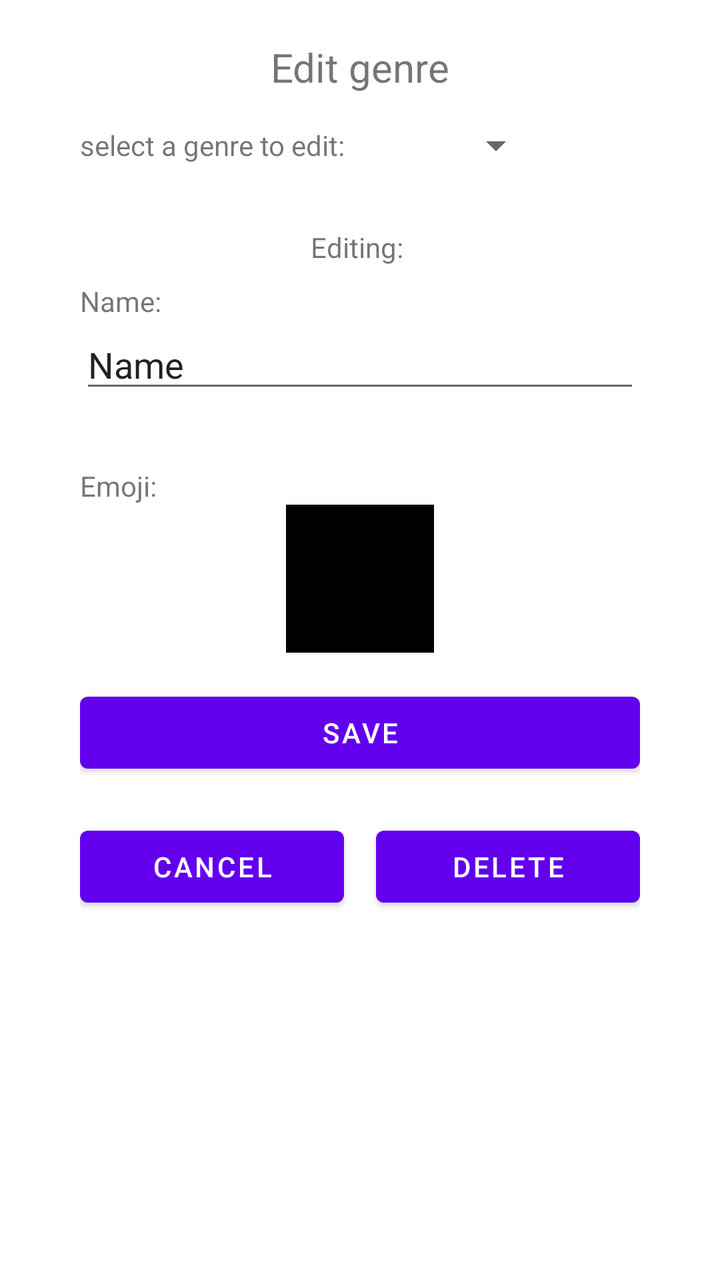
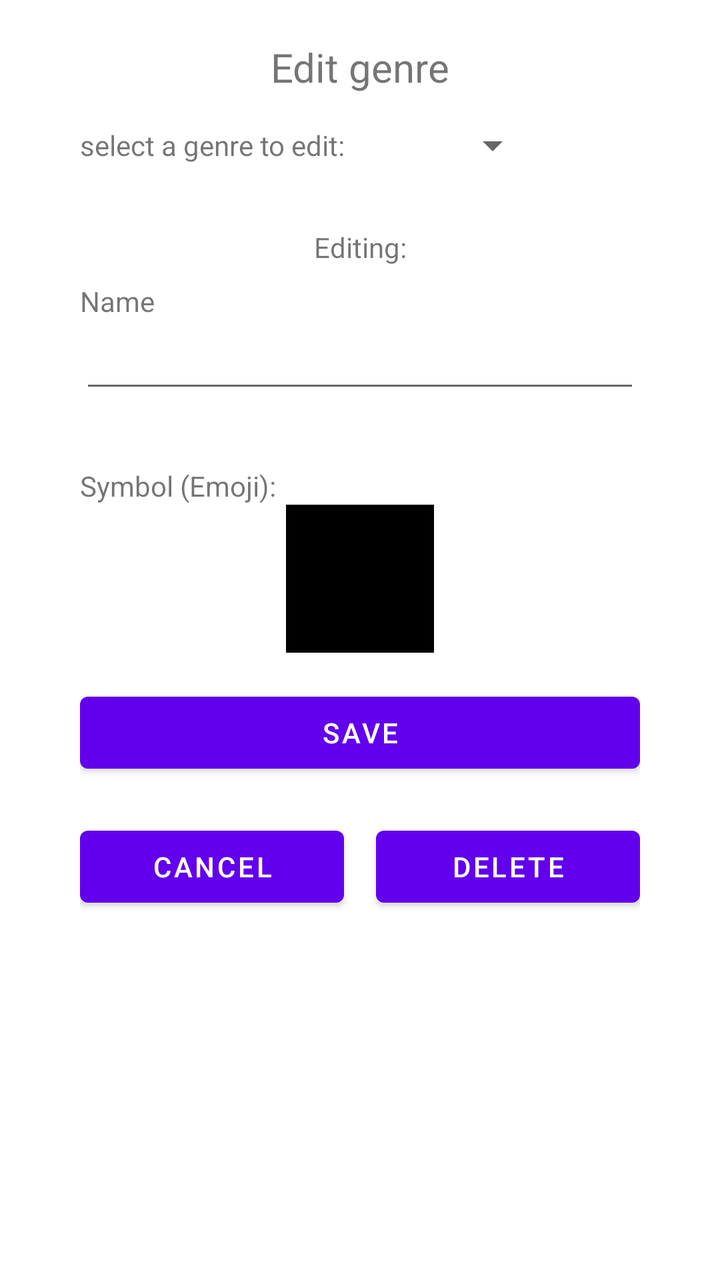

Two renders of the same Android screen: before a commit and after it. Below are the layout's source before the change and the commit's diff.
<!-- AndroidManifest.xml: application theme Theme.KirjaSovellus -->
<!-- res/layout/fragment_edit_genre.xml -->
<?xml version="1.0" encoding="utf-8"?>
<ScrollView xmlns:android="http://schemas.android.com/apk/res/android"
    xmlns:app="http://schemas.android.com/apk/res-auto"
    xmlns:tools="http://schemas.android.com/tools"
    android:layout_width="match_parent"
    android:layout_height="match_parent">

    <androidx.constraintlayout.widget.ConstraintLayout
        android:layout_width="match_parent"
        android:layout_height="wrap_content"
        android:paddingHorizontal="40dp"
        android:paddingVertical="20dp"
        tools:context=".tabBooks.EditGenreFragment">

        <TextView
            android:id="@+id/textView7"
            android:layout_width="wrap_content"
            android:layout_height="wrap_content"
            android:text="Edit genre"
            android:textSize="20sp"
            app:layout_constraintEnd_toEndOf="parent"
            app:layout_constraintStart_toStartOf="parent"
            app:layout_constraintTop_toTopOf="parent" />

        <TextView
            android:id="@+id/textView8"
            android:layout_width="0dp"
            android:layout_height="wrap_content"
            android:layout_marginTop="16dp"
            android:text="select a genre to edit: "
            app:layout_constraintStart_toStartOf="parent"
            app:layout_constraintTop_toBottomOf="@+id/textView7" />

        <Spinner
            android:id="@+id/genreSelect"
            android:layout_width="wrap_content"
            android:layout_height="wrap_content"
            app:layout_constraintBottom_toBottomOf="@+id/textView8"
            app:layout_constraintEnd_toEndOf="parent"
            app:layout_constraintStart_toEndOf="@+id/textView8"
            app:layout_constraintTop_toTopOf="@+id/textView8" />

        <TextView
            android:id="@+id/textView9"
            android:layout_width="wrap_content"
            android:layout_height="wrap_content"
            android:layout_marginTop="8dp"
            android:text="Name: "
            app:layout_constraintStart_toStartOf="@+id/textView8"
            app:layout_constraintTop_toBottomOf="@+id/textView10" />

        <TextView
            android:id="@+id/textView10"
            android:layout_width="wrap_content"
            android:layout_height="wrap_content"
            android:layout_marginTop="32dp"
            android:text="Editing: "
            app:layout_constraintEnd_toEndOf="parent"
            app:layout_constraintStart_toStartOf="parent"
            app:layout_constraintTop_toBottomOf="@+id/textView8" />

        <EditText
            android:id="@+id/etGenreNameEdit"
            android:layout_width="0dp"
            android:layout_height="wrap_content"
            android:ems="10"
            android:inputType="textPersonName"
            android:text="Name"
            app:layout_constraintEnd_toEndOf="parent"
            app:layout_constraintStart_toStartOf="@+id/textView9"
            app:layout_constraintTop_toBottomOf="@+id/textView9" />

        <TextView
            android:id="@+id/textView11"
            android:layout_width="wrap_content"
            android:layout_height="wrap_content"
            android:layout_marginTop="32dp"
            android:text="Emoji:"
            app:layout_constraintStart_toStartOf="@+id/textView9"
            app:layout_constraintTop_toBottomOf="@+id/etGenreNameEdit" />

        <EditText
            android:id="@+id/etEmojiEdit"
            android:layout_width="74dp"
            android:layout_height="74dp"
            android:background="#000000"
            android:cursorVisible="false"
            android:ems="10"
            android:fontFamily="monospace"
            android:inputType="textPersonName"
            android:textAlignment="center"
            android:textSize="60sp"
            android:textStyle="bold"
            app:layout_constraintEnd_toEndOf="parent"
            app:layout_constraintStart_toStartOf="@+id/textView11"
            app:layout_constraintTop_toBottomOf="@+id/textView11" />

        <Button
            android:id="@+id/btnSaveGenreEdit"
            android:layout_width="0dp"
            android:layout_height="wrap_content"
            android:layout_marginTop="16dp"
            android:text="Save"
            app:layout_constraintEnd_toEndOf="parent"
            app:layout_constraintStart_toStartOf="parent"
            app:layout_constraintTop_toBottomOf="@+id/etEmojiEdit" />

        <TextView
            android:id="@+id/tvErrorMsgEdit"
            android:layout_width="wrap_content"
            android:layout_height="wrap_content"
            android:textColor="#FF0000"
            app:layout_constraintEnd_toEndOf="@+id/btnSaveGenreEdit"
            app:layout_constraintStart_toStartOf="@+id/btnSaveGenreEdit"
            app:layout_constraintTop_toBottomOf="@+id/btnSaveGenreEdit" />

        <Button
            android:id="@+id/btnCancel"
            android:layout_width="0dp"
            android:layout_height="wrap_content"
            android:text="Cancel"
            app:layout_constraintEnd_toStartOf="@+id/btnDeleteGenre"
            app:layout_constraintHorizontal_bias="0.5"
            app:layout_constraintStart_toStartOf="parent"
            app:layout_constraintTop_toBottomOf="@+id/tvErrorMsgEdit" />

        <Button
            android:id="@+id/btnDeleteGenre"
            android:layout_width="0dp"
            android:layout_height="wrap_content"
            android:layout_marginStart="16dp"
            android:text="delete"
            app:layout_constraintEnd_toEndOf="parent"
            app:layout_constraintHorizontal_bias="0.5"
            app:layout_constraintStart_toEndOf="@+id/btnCancel"
            app:layout_constraintTop_toTopOf="@+id/btnCancel" />

    </androidx.constraintlayout.widget.ConstraintLayout>
</ScrollView>
<!-- resources referenced by this layout -->
<resources>
  <style name="Theme.KirjaSovellus" parent="Theme.MaterialComponents.DayNight.DarkActionBar">
          
          <item name="colorPrimary">@color/purple_500</item>
          <item name="colorPrimaryVariant">@color/purple_700</item>
          <item name="colorOnPrimary">@color/white</item>
          
          <item name="colorSecondary">@color/teal_200</item>
          <item name="colorSecondaryVariant">@color/teal_700</item>
          <item name="colorOnSecondary">@color/black</item>
          
          <item name="android:statusBarColor" tools:targetApi="l">?attr/colorPrimaryVariant</item>
          
          <item name="windowNoTitle">true</item>
          <item name="windowActionBar">false</item>
      </style>
  <color name="purple_500">#FF6200EE</color>
  <color name="purple_700">#FF3700B3</color>
  <color name="white">#FFFFFFFF</color>
  <color name="teal_200">#FF03DAC5</color>
  <color name="teal_700">#FF018786</color>
  <color name="black">#FF000000</color>
</resources>

<!-- the commit's change to res/layout/fragment_edit_genre.xml (unified diff, before → after) -->
@@ -16,7 +16,7 @@
             android:id="@+id/textView7"
             android:layout_width="wrap_content"
             android:layout_height="wrap_content"
-            android:text="Edit genre"
+            android:text="@string/edit_genre_header"
             android:textSize="20sp"
             app:layout_constraintEnd_toEndOf="parent"
             app:layout_constraintStart_toStartOf="parent"
@@ -27,7 +27,7 @@
             android:layout_width="0dp"
             android:layout_height="wrap_content"
             android:layout_marginTop="16dp"
-            android:text="select a genre to edit: "
+            android:text="@string/edit_genre_select_a_genre"
             app:layout_constraintStart_toStartOf="parent"
             app:layout_constraintTop_toBottomOf="@+id/textView7" />
 
@@ -45,7 +45,7 @@
             android:layout_width="wrap_content"
             android:layout_height="wrap_content"
             android:layout_marginTop="8dp"
-            android:text="Name: "
+            android:text="@string/edit_genre_name"
             app:layout_constraintStart_toStartOf="@+id/textView8"
             app:layout_constraintTop_toBottomOf="@+id/textView10" />
 
@@ -54,7 +54,7 @@
             android:layout_width="wrap_content"
             android:layout_height="wrap_content"
             android:layout_marginTop="32dp"
-            android:text="Editing: "
+            android:text="@string/edit_genre_editing"
             app:layout_constraintEnd_toEndOf="parent"
             app:layout_constraintStart_toStartOf="parent"
             app:layout_constraintTop_toBottomOf="@+id/textView8" />
@@ -65,7 +65,6 @@
             android:layout_height="wrap_content"
             android:ems="10"
             android:inputType="textPersonName"
-            android:text="Name"
             app:layout_constraintEnd_toEndOf="parent"
             app:layout_constraintStart_toStartOf="@+id/textView9"
             app:layout_constraintTop_toBottomOf="@+id/textView9" />
@@ -75,7 +74,7 @@
             android:layout_width="wrap_content"
             android:layout_height="wrap_content"
             android:layout_marginTop="32dp"
-            android:text="Emoji:"
+            android:text="@string/edit_genre_symbol"
             app:layout_constraintStart_toStartOf="@+id/textView9"
             app:layout_constraintTop_toBottomOf="@+id/etGenreNameEdit" />
 
@@ -100,7 +99,7 @@
             android:layout_width="0dp"
             android:layout_height="wrap_content"
             android:layout_marginTop="16dp"
-            android:text="Save"
+            android:text="@string/save"
             app:layout_constraintEnd_toEndOf="parent"
             app:layout_constraintStart_toStartOf="parent"
             app:layout_constraintTop_toBottomOf="@+id/etEmojiEdit" />
@@ -118,7 +117,7 @@
             android:id="@+id/btnCancel"
             android:layout_width="0dp"
             android:layout_height="wrap_content"
-            android:text="Cancel"
+            android:text="@string/cancel"
             app:layout_constraintEnd_toStartOf="@+id/btnDeleteGenre"
             app:layout_constraintHorizontal_bias="0.5"
             app:layout_constraintStart_toStartOf="parent"
@@ -129,7 +128,7 @@
             android:layout_width="0dp"
             android:layout_height="wrap_content"
             android:layout_marginStart="16dp"
-            android:text="delete"
+            android:text="@string/delete"
             app:layout_constraintEnd_toEndOf="parent"
             app:layout_constraintHorizontal_bias="0.5"
             app:layout_constraintStart_toEndOf="@+id/btnCancel"
<!-- resource entries referenced after the edit -->
@@ -1,5 +1,17 @@
 <!-- resources referenced by this layout -->
 <resources>
+  <string name="cancel">Cancel</string>
+  
+      //Data
+  <string name="delete">Delete</string>
+  <string name="edit_genre_editing">Editing:</string>
+  <string name="edit_genre_header">Edit genre</string>
+  <string name="edit_genre_name">Name</string>
+  <string name="edit_genre_select_a_genre">select a genre to edit:</string>
+  <string name="edit_genre_symbol">"Symbol (Emoji): "</string>
+  
+      //Today
+  <string name="save">Save</string>
   <style name="Theme.KirjaSovellus" parent="Theme.MaterialComponents.DayNight.DarkActionBar">
           
           <item name="colorPrimary">@color/purple_500</item>
